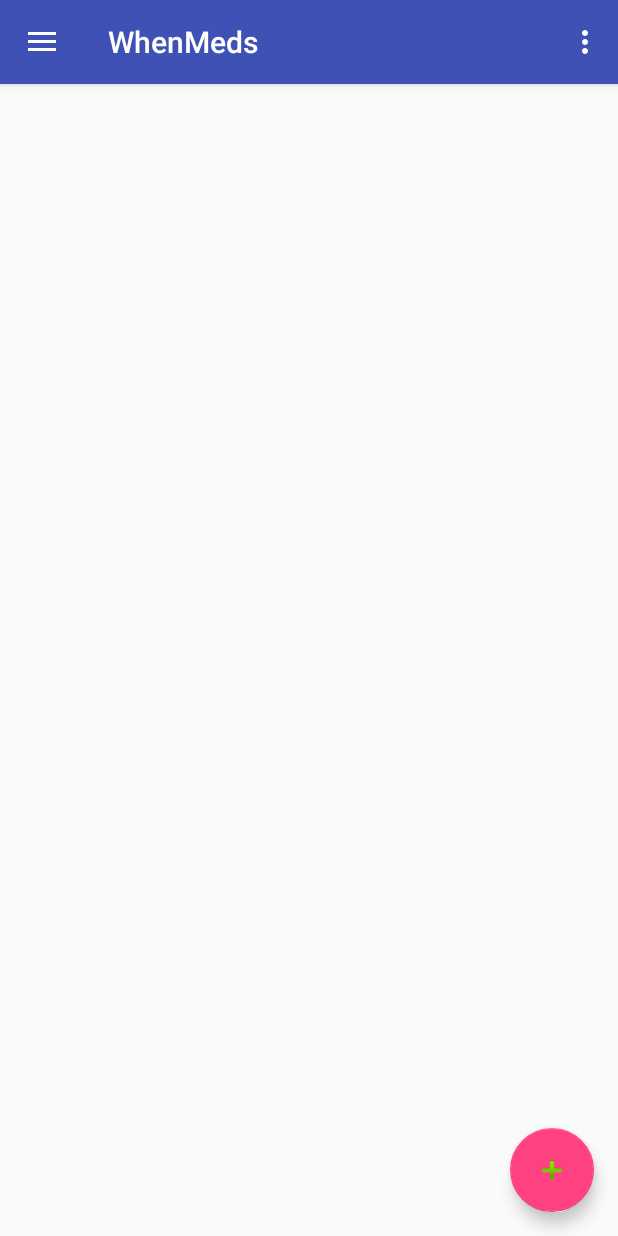
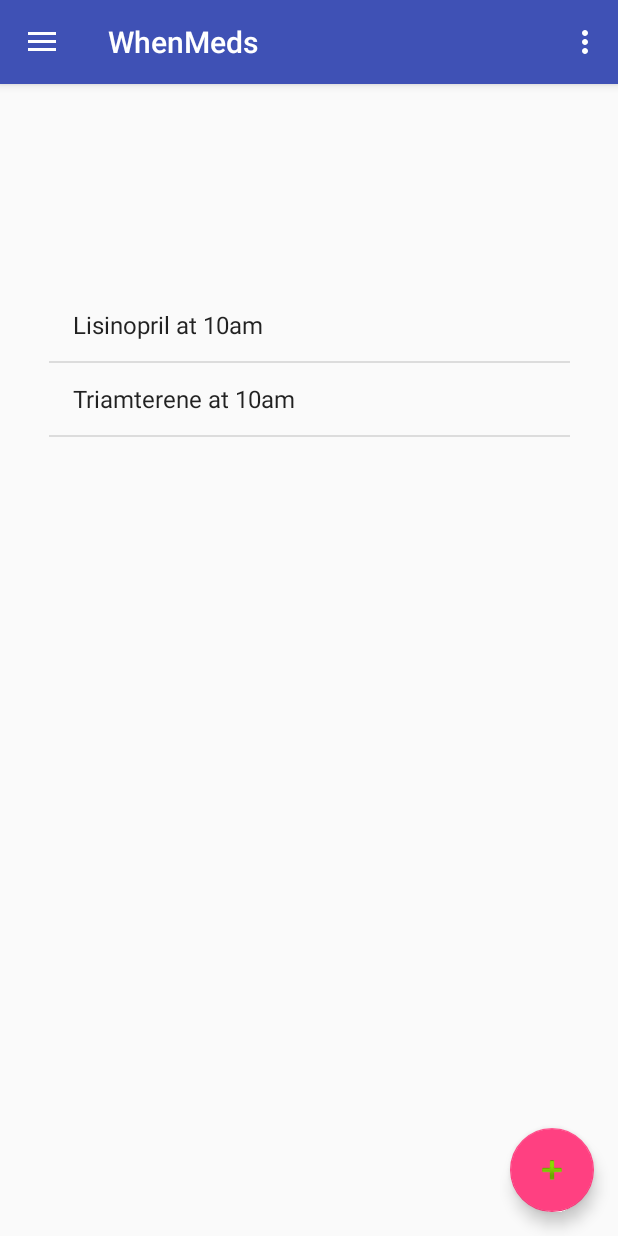
Before and after one commit to rhwilson1971/WhenMedsAndroid, an Android app: the screen it shows after launch (MainActivity), on a phone screen of 412 x 824 dp. Run offline under Robolectric (Android 15) with nearby library versions, the phone set to English and light mode, and no system bars.

Commit message:
Add some dummy items to main view

```diff
--- a/app/src/main/java/com/wymsii/whenmeds/MainActivity.java
+++ b/app/src/main/java/com/wymsii/whenmeds/MainActivity.java
@@ -15,10 +15,15 @@ import android.support.v7.widget.Toolbar;
 import android.view.Menu;
 import android.view.MenuItem;
 import android.content.Intent;
+import android.widget.ArrayAdapter;
 import android.widget.EditText;
+import android.widget.ListView;
+
+import java.util.ArrayList;
+import java.util.List;
 
 public class MainActivity extends AppCompatActivity
-        implements NavigationView.OnNavigationItemSelectedListener {
+        implements NavigationView.OnNavigationItemSelectedListener{
 
     public static final String EXTRA_MESSAGE = "com.wymsii.WhenMeds.MESSAGE";
     private static final int MAX_SPLASH_SECONDS = 10;
@@ -51,6 +56,22 @@ public class MainActivity extends AppCompatActivity
 
         NavigationView navigationView = (NavigationView) findViewById(R.id.nav_view);
         navigationView.setNavigationItemSelectedListener(this);
+
+        ArrayList<String> items2 = new ArrayList<>();
+        items2.add("Lisinopril at 10am");
+        items2.add("Triamterene at 10am");
+
+        ListView reminderListView = (ListView)findViewById(R.id.AllScriptsList);
+
+        // reminderListView
+
+        ArrayAdapter<String> arrayAdapter = new ArrayAdapter<>(
+                this,
+                android.R.layout.simple_list_item_1,
+                items2 );
+
+        reminderListView.setAdapter(arrayAdapter);
+
     }
 
 
--- a/app/src/main/res/layout/content_main.xml
+++ b/app/src/main/res/layout/content_main.xml
@@ -22,8 +22,14 @@
         android:id="@+id/AllScriptsList"
         android:layout_width="347dp"
         android:layout_height="495dp"
-        tools:layout_editor_absoluteX="29dp"
-        tools:layout_editor_absoluteY="8dp" />
+        android:layout_marginBottom="8dp"
+        android:layout_marginEnd="8dp"
+        android:layout_marginStart="8dp"
+        android:layout_marginTop="8dp"
+        app:layout_constraintBottom_toBottomOf="parent"
+        app:layout_constraintEnd_toEndOf="parent"
+        app:layout_constraintStart_toStartOf="parent"
+        app:layout_constraintTop_toTopOf="parent" />
 
 
 </android.support.constraint.ConstraintLayout>
```
